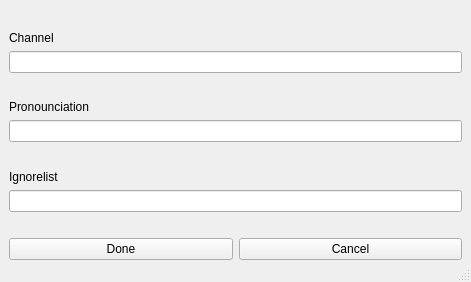
Before: the Qt Designer form src/gui/ui/configwindow.ui in Kaoplo/TwitchPyTTS, drawn with Qt 5.
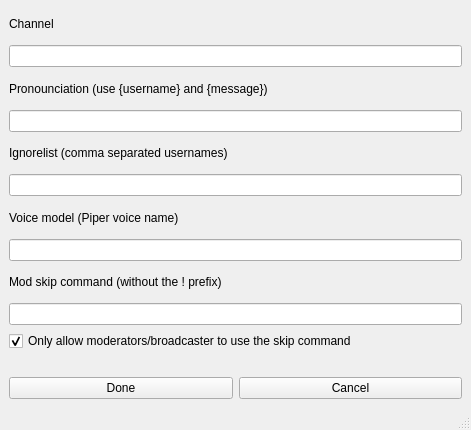
After: the same form once the commit is applied.

Commit message: feat: Restructure app, add anonymous IRC client, Piper TTS, mod skip command, UI highlight

```diff
--- a/src/gui/ui/configwindow.ui
+++ b/src/gui/ui/configwindow.ui
@@ -7,19 +7,13 @@
     <x>0</x>
     <y>0</y>
     <width>471</width>
-    <height>282</height>
+    <height>430</height>
    </rect>
   </property>
   <property name="minimumSize">
    <size>
     <width>471</width>
-    <height>282</height>
-   </size>
-  </property>
-  <property name="maximumSize">
-   <size>
-    <width>471</width>
-    <height>282</height>
+    <height>430</height>
    </size>
   </property>
   <property name="windowTitle">
@@ -37,7 +31,7 @@
      <number>9</number>
     </property>
     <property name="bottomMargin">
-     <number>0</number>
+     <number>9</number>
     </property>
     <property name="spacing">
      <number>0</number>
@@ -49,9 +43,6 @@
         <property name="text">
          <string>Channel</string>
         </property>
-        <property name="alignment">
-         <set>Qt::AlignBottom|Qt::AlignLeading|Qt::AlignLeft</set>
-        </property>
        </widget>
       </item>
       <item>
@@ -60,43 +51,50 @@
       <item>
        <widget class="QLabel" name="pronounciationText">
         <property name="text">
-         <string>Pronounciation</string>
-        </property>
-        <property name="alignment">
-         <set>Qt::AlignBottom|Qt::AlignLeading|Qt::AlignLeft</set>
+         <string>Pronounciation (use {username} and {message})</string>
         </property>
        </widget>
       </item>
       <item>
-       <widget class="QLineEdit" name="pronounciation">
-        <property name="sizePolicy">
-         <sizepolicy hsizetype="Expanding" vsizetype="Fixed">
-          <horstretch>0</horstretch>
-          <verstretch>0</verstretch>
-         </sizepolicy>
-        </property>
-        <property name="alignment">
-         <set>Qt::AlignLeading|Qt::AlignLeft|Qt::AlignTop</set>
-        </property>
-       </widget>
+       <widget class="QLineEdit" name="pronounciation"/>
       </item>
       <item>
        <widget class="QLabel" name="IgnorelistText">
         <property name="text">
-         <string>Ignorelist</string>
+         <string>Ignorelist (comma separated usernames)</string>
         </property>
-        <property name="alignment">
-         <set>Qt::AlignBottom|Qt::AlignLeading|Qt::AlignLeft</set>
+       </widget>
+      </item>
+      <item>
+       <widget class="QLineEdit" name="ignorelist"/>
+      </item>
+      <item>
+       <widget class="QLabel" name="voiceModelText">
+        <property name="text">
+         <string>Voice model (Piper voice name)</string>
         </property>
        </widget>
       </item>
       <item>
-       <widget class="QLineEdit" name="ignorelist">
-        <property name="sizePolicy">
-         <sizepolicy hsizetype="Expanding" vsizetype="Fixed">
-          <horstretch>0</horstretch>
-          <verstretch>0</verstretch>
-         </sizepolicy>
+       <widget class="QLineEdit" name="voiceModel"/>
+      </item>
+      <item>
+       <widget class="QLabel" name="skipCommandText">
+        <property name="text">
+         <string>Mod skip command (without the ! prefix)</string>
+        </property>
+       </widget>
+      </item>
+      <item>
+       <widget class="QLineEdit" name="skipCommand"/>
+      </item>
+      <item>
+       <widget class="QCheckBox" name="modOnlySkip">
+        <property name="text">
+         <string>Only allow moderators/broadcaster to use the skip command</string>
+        </property>
+        <property name="checked">
+         <bool>true</bool>
         </property>
        </widget>
       </item>
```
Left out of the diff: 7 changed lines with no effect on the pictures. The commit also changes 28 other files.
